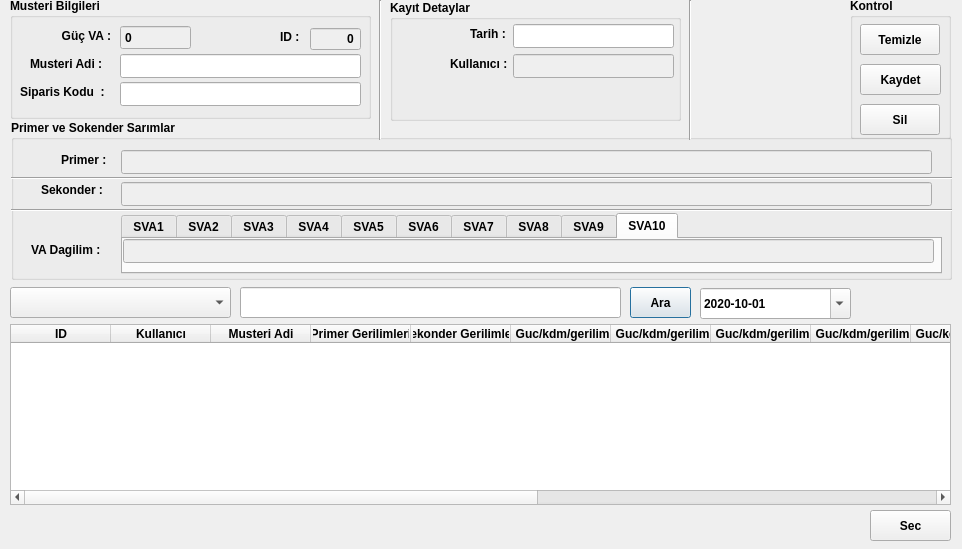
Old version of the form GUI/QT_file/reciepe.ui in the repository yavuzbektas/transformator_calc.
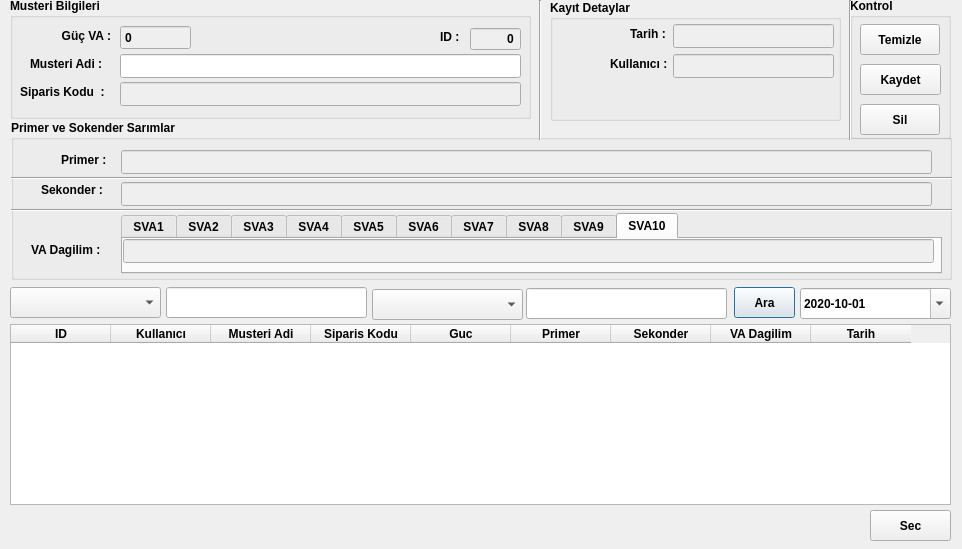
New version of the form. Icons and pictures are not drawn.

Patch:
```diff
--- a/GUI/QT_file/reciepe.ui
+++ b/GUI/QT_file/reciepe.ui
@@ -383,62 +383,27 @@
    </column>
    <column>
     <property name="text">
-     <string>Primer Gerilimleri</string>
+     <string>Siparis Kodu</string>
     </property>
    </column>
    <column>
     <property name="text">
-     <string>Sekonder Gerilimleri</string>
+     <string>Guc</string>
     </property>
    </column>
    <column>
     <property name="text">
-     <string>S1 Guc/kdm/gerilimler</string>
+     <string>Primer</string>
     </property>
    </column>
    <column>
     <property name="text">
-     <string>S2 Guc/kdm/gerilimler</string>
+     <string>Sekonder</string>
     </property>
    </column>
    <column>
     <property name="text">
-     <string>S3 Guc/kdm/gerilimler</string>
-    </property>
-   </column>
-   <column>
-    <property name="text">
-     <string>S4 Guc/kdm/gerilimler</string>
-    </property>
-   </column>
-   <column>
-    <property name="text">
-     <string>S5 Guc/kdm/gerilimler</string>
-    </property>
-   </column>
-   <column>
-    <property name="text">
-     <string>S6 Guc/kdm/gerilimler</string>
-    </property>
-   </column>
-   <column>
-    <property name="text">
-     <string>S7 Guc/kdm/gerilimler</string>
-    </property>
-   </column>
-   <column>
-    <property name="text">
-     <string>S8 Guc/kdm/gerilimler</string>
-    </property>
-   </column>
-   <column>
-    <property name="text">
-     <string>S9 Guc/kdm/gerilimler</string>
-    </property>
-   </column>
-   <column>
-    <property name="text">
-     <string>S10 Guc/kdm/gerilimler</string>
+     <string>VA Dagilim</string>
     </property>
    </column>
    <column>
@@ -452,7 +417,7 @@
     <rect>
      <x>10</x>
      <y>-2</y>
-     <width>361</width>
+     <width>521</width>
      <height>121</height>
     </rect>
    </property>
@@ -462,7 +427,7 @@
    <widget class="QLabel" name="label_56">
     <property name="geometry">
      <rect>
-      <x>270</x>
+      <x>430</x>
       <y>29</y>
       <width>31</width>
       <height>20</height>
@@ -478,7 +443,7 @@
     </property>
     <property name="geometry">
      <rect>
-      <x>300</x>
+      <x>460</x>
       <y>29</y>
       <width>51</width>
       <height>24</height>
@@ -712,23 +677,30 @@
    </widget>
    <widget class="QLineEdit" name="lineEdit_siparis_kodu">
     <property name="enabled">
-     <bool>true</bool>
+     <bool>false</bool>
     </property>
     <property name="geometry">
      <rect>
       <x>110</x>
       <y>84</y>
-      <width>241</width>
+      <width>401</width>
       <height>24</height>
      </rect>
     </property>
+    <property name="font">
+     <font>
+      <pointsize>6</pointsize>
+      <weight>75</weight>
+      <bold>true</bold>
+     </font>
+    </property>
    </widget>
    <widget class="QLineEdit" name="lineEdit_musteri_adi">
     <property name="geometry">
      <rect>
       <x>110</x>
       <y>56</y>
-      <width>241</width>
+      <width>401</width>
       <height>24</height>
      </rect>
     </property>
@@ -950,9 +922,9 @@
   <widget class="QLineEdit" name="lineEdit_ara_text1">
    <property name="geometry">
     <rect>
-     <x>240</x>
+     <x>166</x>
      <y>287</y>
-     <width>381</width>
+     <width>201</width>
      <height>31</height>
     </rect>
    </property>
@@ -960,7 +932,7 @@
   <widget class="QPushButton" name="pushButton_ara">
    <property name="geometry">
     <rect>
-     <x>630</x>
+     <x>734</x>
      <y>287</y>
      <width>61</width>
      <height>31</height>
@@ -975,7 +947,7 @@
     <rect>
      <x>10</x>
      <y>287</y>
-     <width>221</width>
+     <width>151</width>
      <height>31</height>
     </rect>
    </property>
@@ -1008,7 +980,7 @@
   <widget class="QDateEdit" name="dateEdit">
    <property name="geometry">
     <rect>
-     <x>700</x>
+     <x>800</x>
      <y>288</y>
      <width>151</width>
      <height>31</height>
@@ -1089,7 +1061,7 @@
   <widget class="Line" name="line">
    <property name="geometry">
     <rect>
-     <x>370</x>
+     <x>530</x>
      <y>0</y>
      <width>20</width>
      <height>140</height>
@@ -1102,7 +1074,7 @@
   <widget class="QGroupBox" name="groupBox_4">
    <property name="geometry">
     <rect>
-     <x>390</x>
+     <x>550</x>
      <y>0</y>
      <width>291</width>
      <height>121</height>
@@ -1125,6 +1097,9 @@
     </property>
    </widget>
    <widget class="QLineEdit" name="lineEdit_tarih">
+    <property name="enabled">
+     <bool>false</bool>
+    </property>
     <property name="geometry">
      <rect>
       <x>123</x>
@@ -1133,6 +1108,13 @@
       <height>24</height>
      </rect>
     </property>
+    <property name="font">
+     <font>
+      <pointsize>6</pointsize>
+      <weight>75</weight>
+      <bold>true</bold>
+     </font>
+    </property>
    </widget>
    <widget class="QLineEdit" name="lineEdit_kullanici">
     <property name="enabled">
@@ -1164,7 +1146,7 @@
   <widget class="Line" name="line_2">
    <property name="geometry">
     <rect>
-     <x>680</x>
+     <x>840</x>
      <y>0</y>
      <width>20</width>
      <height>140</height>
@@ -1187,6 +1169,51 @@
     <string>Sec</string>
    </property>
   </widget>
+  <widget class="QLineEdit" name="lineEdit_ara_text2">
+   <property name="geometry">
+    <rect>
+     <x>526</x>
+     <y>288</y>
+     <width>201</width>
+     <height>31</height>
+    </rect>
+   </property>
+  </widget>
+  <widget class="QComboBox" name="comboBox_filter2">
+   <property name="geometry">
+    <rect>
+     <x>372</x>
+     <y>289</y>
+     <width>151</width>
+     <height>31</height>
+    </rect>
+   </property>
+   <item>
+    <property name="text">
+     <string/>
+    </property>
+   </item>
+   <item>
+    <property name="text">
+     <string>Kullanıcı</string>
+    </property>
+   </item>
+   <item>
+    <property name="text">
+     <string>Guc</string>
+    </property>
+   </item>
+   <item>
+    <property name="text">
+     <string>Musteri_Adı</string>
+    </property>
+   </item>
+   <item>
+    <property name="text">
+     <string>Siparis_Kodu</string>
+    </property>
+   </item>
+  </widget>
  </widget>
  <resources/>
  <connections>
```
Left out of the diff: 40 changed lines with no effect on the pictures.
